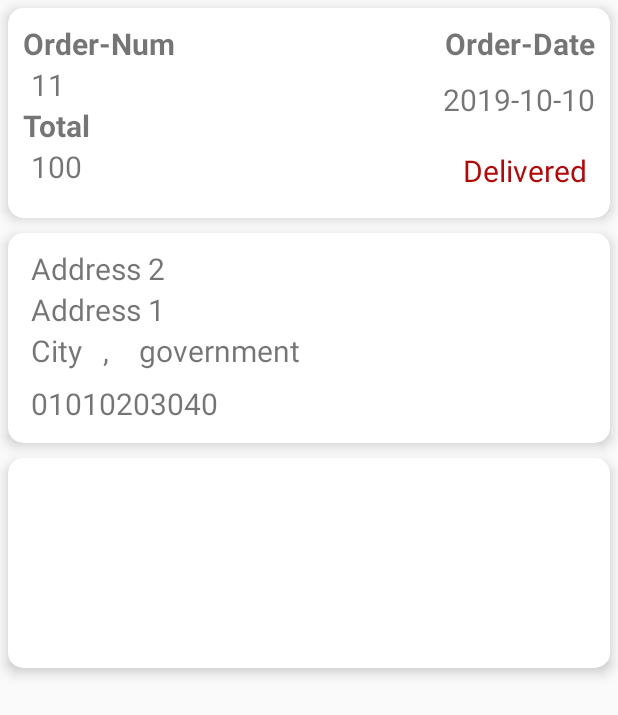
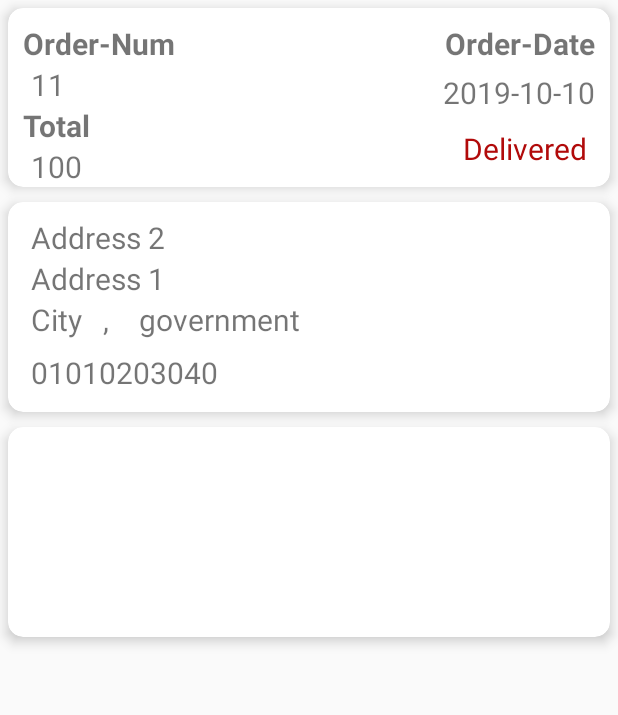
Before and after one commit to ahmdkhled/ecommerce, an Android app: the layout activity_order_detail.xml on its own in the app's theme, with its tools: preview values and no code run, on a phone screen of 412 x 824 dp. Shown: the top 715 px of the screen. Run offline under Robolectric (Android 15) with nearby library versions, the phone set to English and light mode, and no system bars.

Commit message:
show order details on orderItem click

```diff
--- a/app/src/main/res/layout/activity_order_detail.xml
+++ b/app/src/main/res/layout/activity_order_detail.xml
@@ -1,5 +1,6 @@
 <?xml version="1.0" encoding="utf-8"?>
-<android.support.constraint.ConstraintLayout xmlns:android="http://schemas.android.com/apk/res/android"
+<android.support.constraint.ConstraintLayout
+    xmlns:android="http://schemas.android.com/apk/res/android"
     xmlns:app="http://schemas.android.com/apk/res-auto"
     xmlns:tools="http://schemas.android.com/tools"
     android:layout_width="match_parent"
@@ -9,7 +10,7 @@
     <android.support.v7.widget.CardView
         android:id="@+id/order_CV"
         android:layout_width="match_parent"
-        android:layout_height="140dp"
+        android:layout_height="wrap_content"
         app:cardElevation="5dp"
         app:cardCornerRadius="10dp"
         android:layout_margin="5dp"
@@ -35,10 +36,10 @@
                 />
 
             <TextView
-                android:id="@+id/order_detail_Num-TV"
+                android:id="@+id/order_detail_Num"
                 android:layout_width="wrap_content"
                 android:layout_height="wrap_content"
-                android:text="11"
+                tools:text="11"
                 android:textSize="20sp"
                 app:layout_constraintTop_toBottomOf="@id/order_detail_Num_label"
                 app:layout_constraintStart_toStartOf="parent"
@@ -52,16 +53,16 @@
                 android:text="Total"
                 android:textSize="20sp"
                 android:textStyle="bold"
-                app:layout_constraintTop_toBottomOf="@id/order_detail_Num-TV"
+                app:layout_constraintTop_toBottomOf="@id/order_detail_Num"
                 app:layout_constraintStart_toStartOf="parent"
                 android:layout_marginLeft="10dp"
                 />
 
             <TextView
-                android:id="@+id/total_detail_TV"
+                android:id="@+id/order_detail_total"
                 android:layout_width="wrap_content"
                 android:layout_height="wrap_content"
-                android:text="100"
+                tools:text="100"
                 android:textSize="20sp"
                 app:layout_constraintTop_toBottomOf="@id/total_detail_label"
                 app:layout_constraintStart_toStartOf="parent"
@@ -84,16 +85,17 @@
                 android:id="@+id/order_detail_date"
                 android:layout_width="wrap_content"
                 android:layout_height="wrap_content"
-                android:text="2019-10-10"
+                tools:text="2019-10-10"
                 android:textSize="20sp"
                 app:layout_constraintTop_toBottomOf="@id/order_detail_Num_label"
                 app:layout_constraintEnd_toEndOf="parent"
+                android:layout_marginTop="5dp"
+                android:layout_marginEnd="10dp"
                 android:layout_marginRight="10dp"
-                android:layout_marginTop="10dp"
                 />
 
             <TextView
-                android:id="@+id/delivered_TV"
+                android:id="@+id/order_detail_status"
                 android:layout_width="wrap_content"
                 android:layout_height="wrap_content"
                 android:text="Delivered"
@@ -101,7 +103,7 @@
                 app:layout_constraintTop_toBottomOf="@id/order_detail_date"
                 app:layout_constraintEnd_toEndOf="parent"
                 android:layout_marginRight="15dp"
-                android:layout_marginTop="20dp"
+                android:layout_marginTop="10dp"
                 android:textColor="#b10a0a"
                 />
 
```
Also changed, not shown: app/src/main/java/com/ahmdkhled/ecommerce/OrderDetailActivity.java (+24 -0 lines), app/src/main/java/com/ahmdkhled/ecommerce/adapter/OrdersAdapter.java (+11 -0 lines), app/src/main/java/com/ahmdkhled/ecommerce/model/Order.java (+40 -1 lines), app/src/main/java/com/ahmdkhled/ecommerce/model/OrderItem.java (+32 -1 lines).
